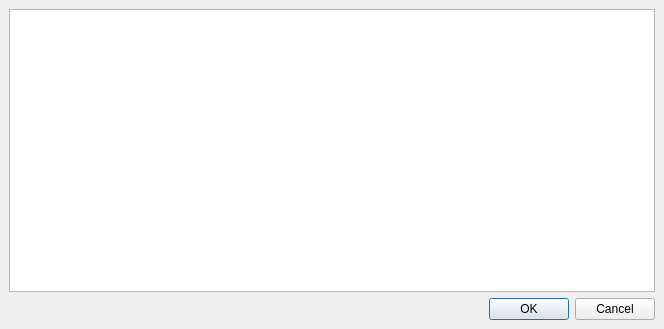
Above: experimental/subdownloaderdialog.ui from sarvex/smplayer before the change. Below: the same form after it.
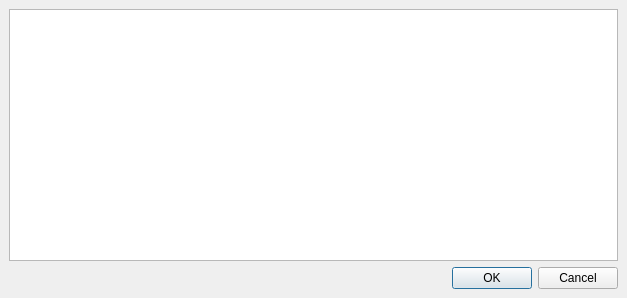
That is the form after the change.

Commit message: The items are added to a table in the dialog

What changed in the file:
```diff
--- a/experimental/subdownloaderdialog.ui
+++ b/experimental/subdownloaderdialog.ui
@@ -5,8 +5,8 @@
    <rect>
     <x>0</x>
     <y>0</y>
-    <width>664</width>
-    <height>329</height>
+    <width>627</width>
+    <height>298</height>
    </rect>
   </property>
   <property name="windowTitle" >
@@ -20,14 +20,7 @@
     <number>6</number>
    </property>
    <item>
-    <widget class="QTextEdit" name="log" >
-     <property name="readOnly" >
-      <bool>true</bool>
-     </property>
-     <property name="acceptRichText" >
-      <bool>false</bool>
-     </property>
-    </widget>
+    <widget class="QTableView" name="view" />
    </item>
    <item>
     <widget class="QDialogButtonBox" name="buttonBox" >
```
The commit also changes 3 other files.
